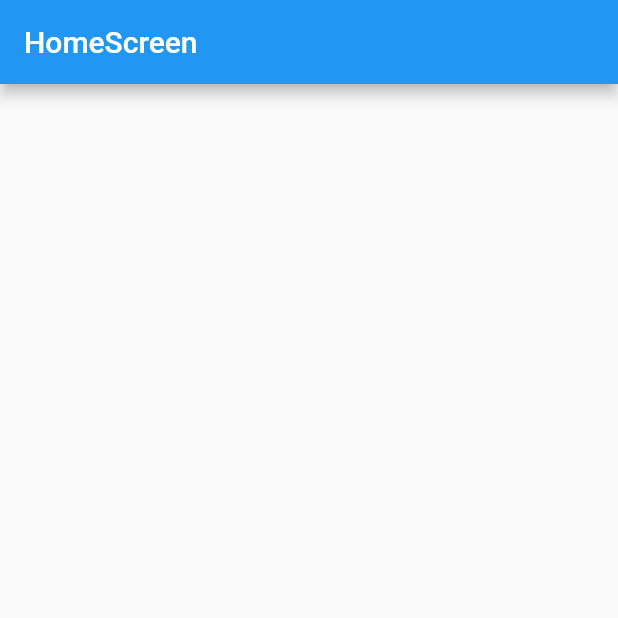
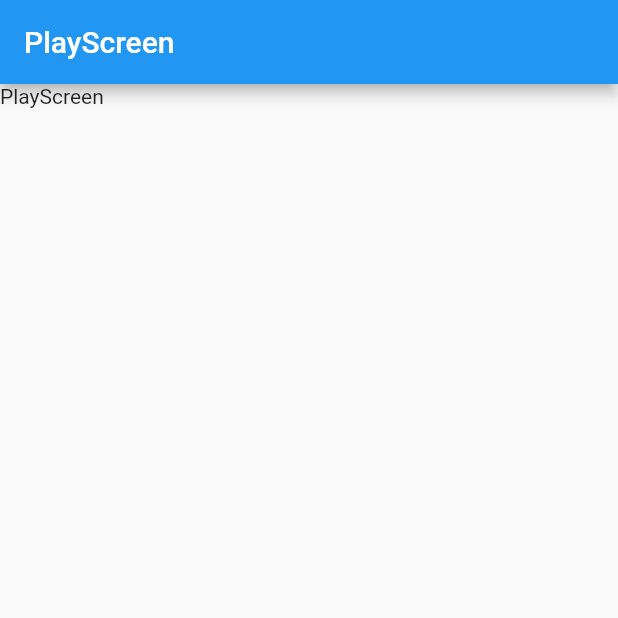
Before and after one commit to chutchapon/Flutter, a Flutter app: the screen it shows after launch, on a phone screen of 412 x 824 dp, the top half of it. Run offline on Flutter 3.47's test engine with Material 2 defaults, Android fonts, the phone set to English and light mode, and no system bars.

Commit message:
add class_07082022

```diff
--- a/class_07082022/lib/main.dart
+++ b/class_07082022/lib/main.dart
@@ -1,3 +1,4 @@
+import 'package:class_07082022/screen/playscreen.dart';
 import 'package:flutter/material.dart';
 
 import 'screen/homescreen.dart';
@@ -15,7 +16,7 @@ class MyApp extends StatelessWidget {
       theme: ThemeData(
         primarySwatch: Colors.blue,
       ),
-      home: HomeScreen(),
+      home: PlayScreen(),
     );
   }
 }
--- /dev/null
+++ b/class_07082022/lib/screen/playscreen.dart
@@ -0,0 +1,26 @@
+import 'package:flutter/material.dart';
+import 'package:flutter/src/foundation/key.dart';
+import 'package:flutter/src/widgets/framework.dart';
+
+class PlayScreen extends StatefulWidget {
+  const PlayScreen({Key? key}) : super(key: key);
+
+  @override
+  State<PlayScreen> createState() => _PlayScreenState();
+}
+
+class _PlayScreenState extends State<PlayScreen> {
+  @override
+  Widget build(BuildContext context) {
+    return Scaffold(
+      appBar: AppBar(
+        title: const Text('PlayScreen'),
+      ),
+      body: Column(
+        children: [
+          Text('PlayScreen'),
+        ],
+      ),
+    );
+  }
+}
```
